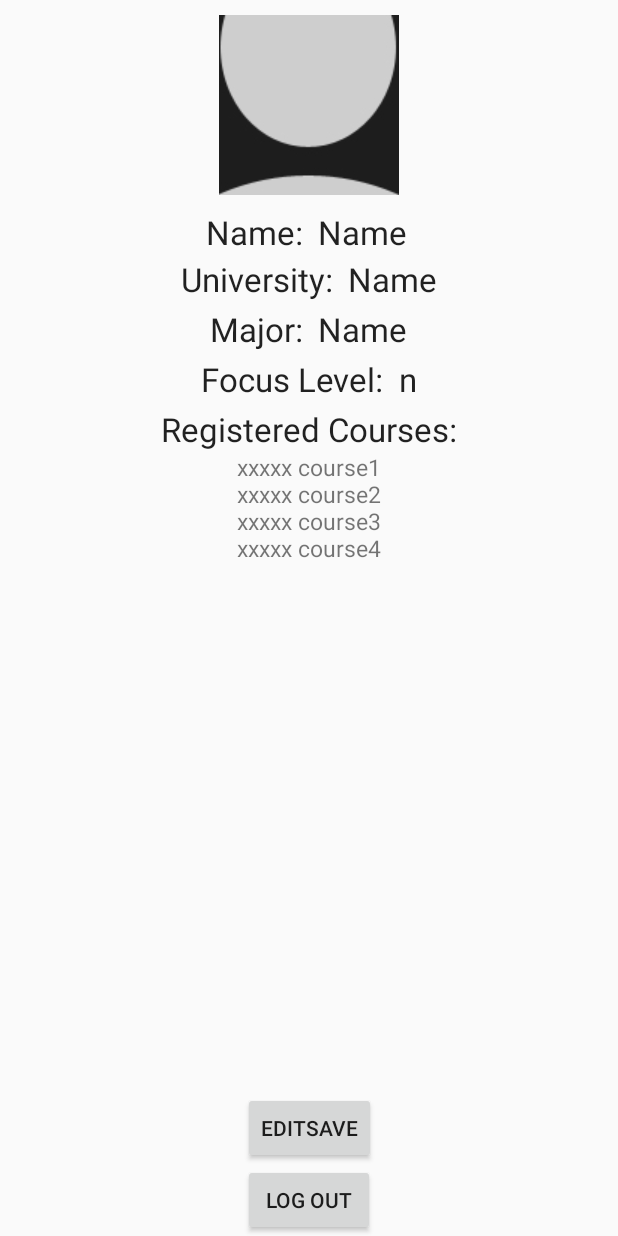
After one commit to kewu1992/ClassDiscuz, an Android app: the layout activity_selfprofile.xml on its own in the app's theme, with its tools: preview values and no code run, on a phone screen of 412 x 824 dp. The commit adds this screen. Run offline under Robolectric (Android 15) with nearby library versions, the phone set to English and light mode, and no system bars.

Commit message:
add few layouts

```diff
--- a/app/src/main/res/layout/activity_login.xml
+++ b/app/src/main/res/layout/activity_login.xml
@@ -31,7 +31,7 @@
                 <EditText android:id="@+id/password" android:layout_width="match_parent"
                     android:layout_height="wrap_content" android:hint="@string/prompt_password"
                     android:imeActionId="@+id/login"
-                    android:imeActionLabel="@string/action_sign_in_short"
+                    android:imeActionLabel="@string/action_sign_in"
                     android:imeOptions="actionUnspecified" android:inputType="textPassword"
                     android:maxLines="1" android:singleLine="true" />
 
--- /dev/null
+++ b/app/src/main/res/layout/activity_selfprofile.xml
@@ -0,0 +1,158 @@
+<?xml version="1.0" encoding="utf-8"?>
+<RelativeLayout xmlns:android="http://schemas.android.com/apk/res/android"
+    android:layout_width="match_parent" android:layout_height="match_parent">
+
+        <ImageButton
+        android:id="@+id/imageButton1"
+        android:layout_width="120dp"
+        android:layout_height="120dp"
+        android:src="@drawable/default_avatar"
+            android:layout_alignParentTop="true"
+            android:layout_centerHorizontal="true"
+            android:layout_margin="10dp"
+            android:adjustViewBounds="false" />
+
+    <LinearLayout
+        android:orientation="horizontal"
+        android:layout_width="wrap_content"
+        android:layout_height="wrap_content"
+        android:id="@+id/linearLayout"
+        android:layout_below="@+id/linearLayout5"
+        android:layout_centerHorizontal="true"
+        android:layout_margin="2dp">
+
+        <TextView
+            android:layout_width="wrap_content"
+            android:layout_height="wrap_content"
+            android:textAppearance="?android:attr/textAppearanceLarge"
+            android:text="University:"
+            android:id="@+id/textView" />
+
+        <TextView
+            android:layout_width="wrap_content"
+            android:layout_height="wrap_content"
+            android:textAppearance="?android:attr/textAppearanceLarge"
+            android:text="Name"
+            android:id="@+id/textViewV"
+            android:layout_marginLeft="10dp" />
+    </LinearLayout>
+
+    <LinearLayout
+        android:orientation="horizontal"
+        android:layout_width="wrap_content"
+        android:layout_height="wrap_content"
+        android:id="@+id/linearLayout2"
+        android:layout_below="@+id/linearLayout"
+        android:layout_centerHorizontal="true"
+        android:layout_margin="2dp">
+
+        <TextView
+            android:layout_width="wrap_content"
+            android:layout_height="wrap_content"
+            android:textAppearance="?android:attr/textAppearanceLarge"
+            android:text="Major:"
+            android:id="@+id/textView2" />
+
+        <TextView
+            android:layout_width="wrap_content"
+            android:layout_height="wrap_content"
+            android:textAppearance="?android:attr/textAppearanceLarge"
+            android:text="Name"
+            android:id="@+id/textView2V"
+            android:layout_marginLeft="10dp" />
+    </LinearLayout>
+
+    <LinearLayout
+        android:orientation="horizontal"
+        android:layout_width="wrap_content"
+        android:layout_height="wrap_content"
+        android:id="@+id/linearLayout3"
+        android:layout_below="@+id/linearLayout2"
+        android:layout_centerHorizontal="true"
+        android:layout_margin="2dp">
+
+        <TextView
+            android:layout_width="wrap_content"
+            android:layout_height="wrap_content"
+            android:textAppearance="?android:attr/textAppearanceLarge"
+            android:text="Focus Level:"
+            android:id="@+id/textView3" />
+
+        <TextView
+            android:layout_width="wrap_content"
+            android:layout_height="wrap_content"
+            android:textAppearance="?android:attr/textAppearanceLarge"
+            android:text="n"
+            android:id="@+id/textView3V"
+            android:layout_marginLeft="10dp" />
+    </LinearLayout>
+
+    <LinearLayout
+        android:orientation="horizontal"
+        android:layout_width="wrap_content"
+        android:layout_height="wrap_content"
+        android:id="@+id/linearLayout4"
+        android:layout_below="@+id/linearLayout3"
+        android:layout_centerHorizontal="true">
+
+        <TextView
+            android:layout_width="wrap_content"
+            android:layout_height="wrap_content"
+            android:textAppearance="?android:attr/textAppearanceLarge"
+            android:text="Registered Courses:"
+            android:id="@+id/textView4V"
+            android:layout_marginTop="2dp" />
+
+    </LinearLayout>
+
+    <LinearLayout
+        android:orientation="horizontal"
+        android:layout_width="wrap_content"
+        android:layout_height="wrap_content"
+        android:id="@+id/linearLayout5"
+        android:layout_below="@+id/imageButton1"
+        android:layout_alignEnd="@+id/linearLayout2">
+
+        <TextView
+            android:layout_width="wrap_content"
+            android:layout_height="wrap_content"
+            android:textAppearance="?android:attr/textAppearanceLarge"
+            android:text="Name:"
+            android:id="@+id/textView5" />
+
+        <TextView
+            android:layout_width="wrap_content"
+            android:layout_height="wrap_content"
+            android:textAppearance="?android:attr/textAppearanceLarge"
+            android:text="Name"
+            android:id="@+id/textView5V"
+            android:layout_marginLeft="10dp" />
+    </LinearLayout>
+
+    <Button
+        android:layout_width="wrap_content"
+        android:layout_height="wrap_content"
+        android:text="EditSave"
+        android:id="@+id/button"
+        android:layout_above="@+id/button2"
+        android:layout_alignStart="@+id/button2" />
+
+    <Button
+        android:layout_width="wrap_content"
+        android:layout_height="wrap_content"
+        android:text="Log out"
+        android:id="@+id/button2"
+        android:layout_alignParentBottom="true"
+        android:layout_centerHorizontal="true" />
+
+    <TextView
+        android:layout_width="wrap_content"
+        android:layout_height="wrap_content"
+        android:id="@+id/editText6"
+        android:text="xxxxx course1\nxxxxx course2\nxxxxx course3\nxxxxx course4"
+        android:textSize="15dp"
+        android:layout_below="@+id/linearLayout4"
+        android:layout_centerHorizontal="true" />
+
+
+</RelativeLayout>
--- /dev/null
+++ b/app/src/main/res/values-w820dp/dimens.xml
@@ -0,0 +1,6 @@
+<resources>
+    <!-- Example customization of dimensions originally defined in res/values/dimens.xml
+         (such as screen margins) for screens with more than 820dp of available width. This
+         would include 7" and 10" devices in landscape (~960dp and ~1280dp respectively). -->
+    <dimen name="activity_horizontal_margin">64dp</dimen>
+</resources>
--- a/app/src/main/res/values/dimens.xml
+++ b/app/src/main/res/values/dimens.xml
@@ -2,4 +2,6 @@
     <!-- Default screen margins, per the Android Design guidelines. -->
     <dimen name="activity_horizontal_margin">16dp</dimen>
     <dimen name="activity_vertical_margin">16dp</dimen>
+    <dimen name="fab_margin">16dp</dimen>
+    <dimen name="appbar_padding_top">8dp</dimen>
 </resources>
--- a/app/src/main/res/values/styles.xml
+++ b/app/src/main/res/values/styles.xml
@@ -7,5 +7,11 @@
         <item name="colorPrimaryDark">@color/colorPrimaryDark</item>
         <item name="colorAccent">@color/colorAccent</item>
     </style>
+    <style name="AppTheme.NoActionBar">
+        <item name="windowActionBar">false</item>
+        <item name="windowNoTitle">true</item>
+    </style>
+    <style name="AppTheme.AppBarOverlay" parent="ThemeOverlay.AppCompat.Dark.ActionBar" />
+    <style name="AppTheme.PopupOverlay" parent="ThemeOverlay.AppCompat.Light" />
 
 </resources>
```
Also changed, not shown: app/src/main/res/layout/activity_editprofile.xml (added, +95 -0 lines), app/src/main/res/layout/activity_signup.xml (+78 -0 lines), app/src/main/res/menu/menu_main.xml (added, +7 -0 lines), app/src/main/res/values-v21/styles.xml (added, +8 -0 lines), app/src/main/res/values/strings.xml (+11 -3 lines), app/src/main/res/drawable/default_avatar.jpg (added).
